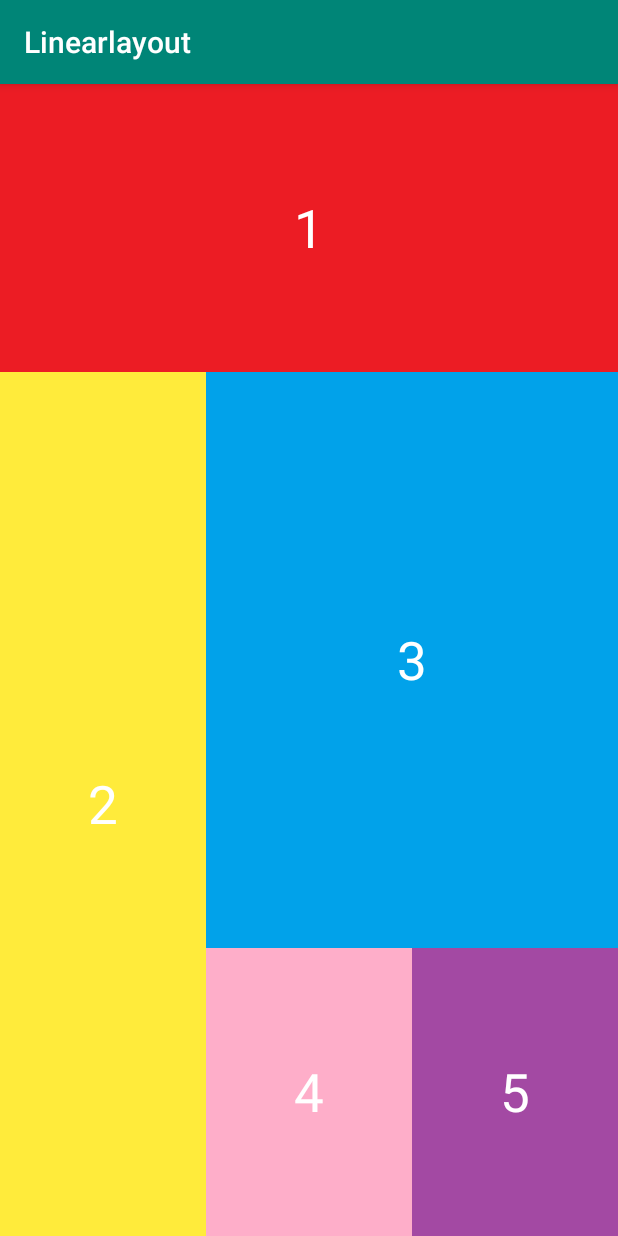
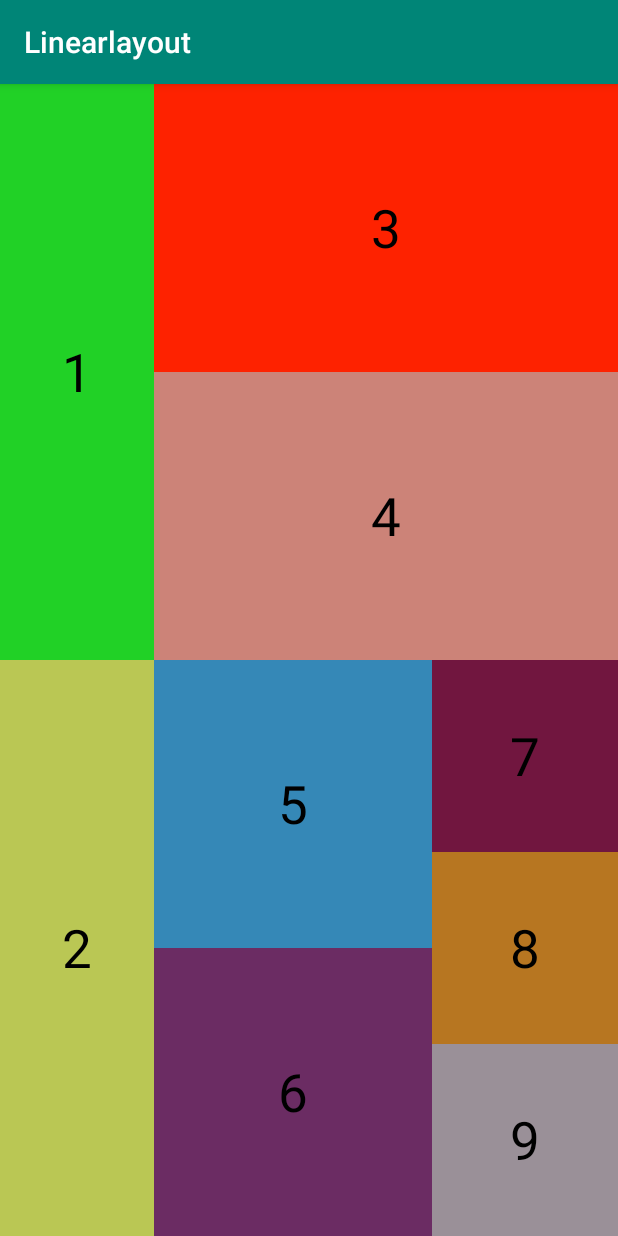
Before and after one commit to dungtran6868/Linearlayout, an Android app: the screen it shows after launch (MainActivity), on a phone screen of 412 x 824 dp. Run offline under Robolectric (Android 15) with nearby library versions, the phone set to English and light mode, and no system bars.

Commit message:
feat: ui bai tap 3

```diff
--- a/app/src/main/res/layout/activity_main.xml
+++ b/app/src/main/res/layout/activity_main.xml
@@ -6,15 +6,21 @@
     android:orientation="vertical"
     android:weightSum="4">
     <LinearLayout
-        android:layout_weight = "1"
+        android:layout_weight = "2"
         android:layout_width = "match_parent"
         android:layout_height = "0dp"
+        android:orientation="horizontal"
         >
 
+        <LinearLayout
+            android:layout_weight="1"
+            android:layout_width="0dp"
+            android:layout_height="match_parent">
+
             <TextView
-            android:background="#EC1C24"
+                android:background="#21D126"
                 android:text="1"
-            android:textColor="#ffffff"
+                android:textColor="#000000"
                 android:textSize="35sp"
                 android:gravity="center"
                 android:layout_width="match_parent"
@@ -23,11 +29,42 @@
         </LinearLayout>
 
         <LinearLayout
-        android:layout_weight = "3"
+            android:layout_weight="3"
+            android:layout_width="0dp"
+            android:layout_height="match_parent"
+            android:orientation="vertical">
+
+            <TextView
+                android:layout_weight="1"
+                android:background="#fe2200"
+                android:text="3"
+                android:textColor="#000000"
+                android:textSize="35sp"
+                android:gravity="center"
+                android:layout_width="match_parent"
+                android:layout_height="match_parent" />
+            <TextView
+                android:layout_weight="1"
+                android:background="#cc8378"
+                android:text="4"
+                android:textColor="#000000"
+                android:textSize="35sp"
+                android:gravity="center"
+                android:layout_width="match_parent"
+                android:layout_height="match_parent" />
+
+        </LinearLayout>
+
+
+
+    </LinearLayout>
+
+    <LinearLayout
+        android:layout_weight = "2"
         android:layout_width = "match_parent"
         android:layout_height = "0dp"
         android:orientation="horizontal"
-        android:weightSum="3">
+        android:weightSum="4">
 
         <LinearLayout
             android:layout_weight="1"
@@ -37,30 +74,65 @@
                 android:text="2"
                 android:textSize="35sp"
                 android:gravity="center"
-                android:textColor="#ffffff"
-                android:background="#FFEB3B"
+                android:textColor="#000000"
+                android:background="#bac754"
                 android:layout_width="match_parent"
                 android:layout_height="match_parent" />
         </LinearLayout>
 
         <LinearLayout
+            android:orientation="horizontal"
+            android:layout_weight="3"
+            android:layout_width="0dp"
+            android:layout_height="match_parent"
+            android:weightSum="5">
+
+            <LinearLayout
                 android:orientation="vertical"
+                android:layout_weight="3"
+                android:layout_width="0dp"
+                android:layout_height="match_parent">
+
+                <TextView
+                    android:layout_weight="1"
+                    android:text="5"
+                    android:textSize="35sp"
+                    android:gravity="center"
+                    android:textColor="#000000"
+                    android:background="#3588b7"
+                    android:layout_width="match_parent"
+                    android:layout_height="0dp" />
+
+                <TextView
+                    android:text="6"
+                    android:layout_weight="1"
+                    android:textSize="35sp"
+                    android:gravity="center"
+                    android:textColor="#000000"
+                    android:background="#6b2c63"
+                    android:layout_width="match_parent"
+                    android:layout_height="0dp" />
+
+
+            </LinearLayout>
+
+            <LinearLayout
                 android:layout_weight="2"
                 android:layout_width="0dp"
                 android:layout_height="match_parent"
-            android:weightSum="3">
+                android:orientation="vertical">
 
                 <LinearLayout
-                android:layout_weight="2"
+                    android:layout_weight="1"
                     android:layout_width="match_parent"
                     android:layout_height="0dp">
 
                     <TextView
-                    android:text="3"
+                        android:text="7"
                         android:textSize="35sp"
-                    android:textColor="#ffffff"
                         android:gravity="center"
-                    android:background="#01A2EA"
+                        android:textColor="#000000"
+                        android:background="#71163f"
                         android:layout_width="match_parent"
                         android:layout_height="match_parent" />
 
@@ -69,27 +141,35 @@
                 <LinearLayout
                     android:layout_weight="1"
                     android:layout_width="match_parent"
-                android:layout_height="0dp"
-                android:orientation="horizontal">
+                    android:layout_height="0dp">
 
                     <TextView
-                    android:text="4"
+                        android:text="8"
                         android:textSize="35sp"
-                    android:textColor="#ffffff"
                         android:gravity="center"
-                    android:layout_weight="1"
-                    android:background="#FEAEC9"
+                        android:textColor="#000000"
+                        android:background="#b77621"
                         android:layout_width="match_parent"
                         android:layout_height="match_parent" />
+
+                </LinearLayout>
+
+                <LinearLayout
+                    android:layout_weight="1"
+                    android:layout_width="match_parent"
+                    android:layout_height="0dp">
+
                     <TextView
-                    android:text="5"
+                        android:text="9"
                         android:textSize="35sp"
-                    android:textColor="#ffffff"
                         android:gravity="center"
-                    android:layout_weight="1"
-                    android:background="#A349A3"
+                        android:textColor="#000000"
+                        android:background="#9A9098"
                         android:layout_width="match_parent"
                         android:layout_height="match_parent" />
+
+                </LinearLayout>
+
 
             </LinearLayout>
         </LinearLayout>
```
Lines whose indentation alone changed are shown as unchanged.
